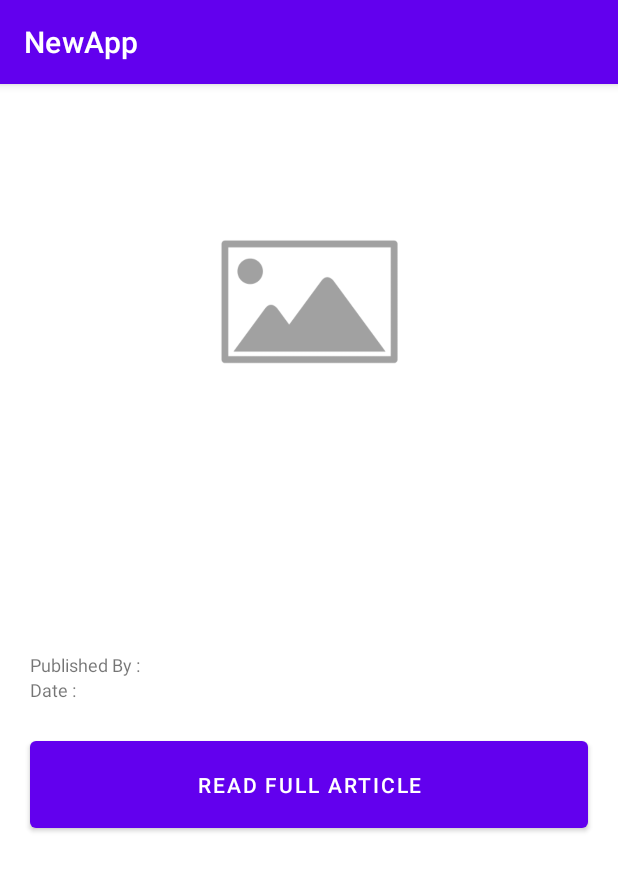
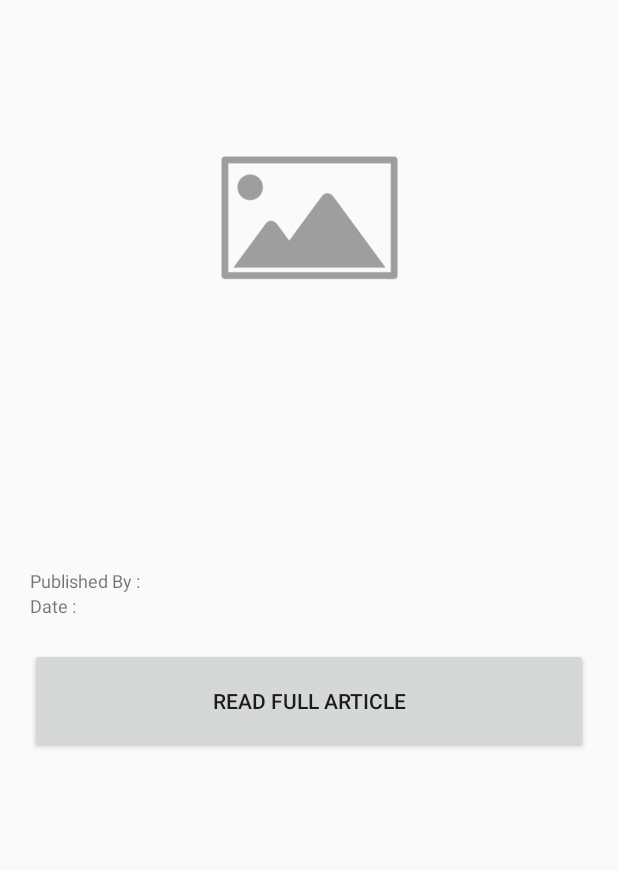
Before and after one commit to MoonPie20/NewsApp, an Android app: the ArtilceDetails screen opened directly, with no data from a screen before it, on a phone screen of 412 x 824 dp. Shown: the top 871 px of the screen. Run offline under Robolectric (Android 15) with nearby library versions, the phone set to English and light mode, and no system bars; pictures from the network do not load; 3 statements that could not run were skipped.

Commit message:
added register and login activity updated logo and splash and theme

```diff
--- a/app/src/main/java/com/comviva/mobiquity/newapp/Router.kt
+++ b/app/src/main/java/com/comviva/mobiquity/newapp/Router.kt
@@ -1,7 +1,7 @@
 package com.comviva.mobiquity.newapp
 
-import com.comviva.mobiquity.newapp.country.Country
 import com.comviva.mobiquity.newapp.news.Article
+import com.comviva.mobiquity.newapp.news.country.Country
 
 object Router {
     var listofArticles = ArrayList<Article>()
--- a/app/src/main/java/com/comviva/mobiquity/newapp/SplashActivity.kt
+++ b/app/src/main/java/com/comviva/mobiquity/newapp/SplashActivity.kt
@@ -1,10 +1,10 @@
 package com.comviva.mobiquity.newapp
 
 import android.content.Intent
-import androidx.appcompat.app.AppCompatActivity
 import android.os.Bundle
 import android.os.Handler
-import android.widget.ProgressBar
+import androidx.appcompat.app.AppCompatActivity
+import com.comviva.mobiquity.newapp.registration.RegistrationActivity
 
 class SplashActivity : AppCompatActivity() {
 
@@ -14,7 +14,7 @@ class SplashActivity : AppCompatActivity() {
         super.onCreate(savedInstanceState)
         setContentView(R.layout.activity_splash)
         Handler().postDelayed({
-            val intent = Intent(this, MainActivity::class.java)
+            val intent = Intent(this, RegistrationActivity::class.java)
             startActivity(intent)
             finish()
         }, SPLASH_TIME_OUT.toLong())
--- a/app/src/main/java/com/comviva/mobiquity/newapp/news/NewsAdapter.kt
+++ b/app/src/main/java/com/comviva/mobiquity/newapp/news/NewsAdapter.kt
@@ -8,10 +8,8 @@ import android.view.ViewGroup
 import android.widget.ImageView
 import android.widget.LinearLayout
 import android.widget.TextView
-import androidx.core.content.ContextCompat.startActivity
 import androidx.recyclerview.widget.RecyclerView
 import com.bumptech.glide.Glide
-import com.comviva.mobiquity.newapp.ArtilceDetails
 import com.comviva.mobiquity.newapp.R
 import com.comviva.mobiquity.newapp.Router
 import kotlinx.android.synthetic.main.card_view.view.*
--- a/app/src/main/java/com/comviva/mobiquity/newapp/country/Country.kt
+++ b/app/src/main/java/com/comviva/mobiquity/newapp/news/country/Country.kt
@@ -1,4 +1,4 @@
-package com.comviva.mobiquity.newapp.country
+package com.comviva.mobiquity.newapp.news.country
 
 class Country(val countryKey : String, val countryValue : String) {
 
--- a/app/src/main/java/com/comviva/mobiquity/newapp/country/StateListAdapter.java
+++ b/app/src/main/java/com/comviva/mobiquity/newapp/news/country/StateListAdapter.java
@@ -1,4 +1,4 @@
-package com.comviva.mobiquity.newapp.country;
+package com.comviva.mobiquity.newapp.news.country;
 
 import android.content.Context;
 import android.graphics.Color;
--- a/app/src/main/res/layout/activity_artilce_details.xml
+++ b/app/src/main/res/layout/activity_artilce_details.xml
@@ -22,7 +22,7 @@
         android:layout_marginTop="20dp"
         android:layout_marginEnd="20dp"
         android:layout_marginStart="20dp"
-        android:textSize="20dp"
+        android:textSize="20sp"
         android:fontFamily="sans-serif-black"
         android:maxLines="2"
         />
@@ -42,7 +42,7 @@
         <TextView
             android:layout_width="match_parent"
             android:layout_height="wrap_content"
-            android:text="Published By : "
+            android:text="@string/published_by_text"
             android:layout_marginStart="20dp"
             android:layout_marginTop="20dp"
             android:textSize="12sp"
@@ -64,7 +64,7 @@
         <TextView
             android:layout_width="match_parent"
             android:layout_height="wrap_content"
-            android:text="Date : "
+            android:text="@string/article_date_label"
             android:layout_marginStart="20dp"
             android:textSize="12sp"
 
@@ -85,7 +85,7 @@
         android:id="@+id/readfullbutton"
         android:layout_margin="20dp"
         android:layout_gravity="end"
-        android:text="Read full Article"
+        android:text="@string/read_fullarticle_button"
 
         />
 </LinearLayout>
--- a/app/src/main/res/layout/activity_main.xml
+++ b/app/src/main/res/layout/activity_main.xml
@@ -13,7 +13,7 @@
     <TextView
         android:layout_width="match_parent"
         android:layout_height="wrap_content"
-        android:text="Select a country"
+        android:text="@string/select_country_heading"
         android:textSize="20sp"
         android:fontFamily="sans-serif-black"
         android:layout_margin="10dp"
@@ -47,12 +47,12 @@
             android:layout_weight=".5"
             android:visibility="gone"
             android:gravity="center"
-            android:text="Back" />
+            android:text="@string/newspage_back_button" />
 
         <Button
             android:layout_width="120dp"
             android:layout_height="70dp"
-            android:text="Next Page"
+            android:text="@string/next_page_button"
             android:id="@+id/nextButton"
             android:layout_margin="10dp"
             android:gravity="center"
--- a/app/src/main/res/layout/card_view.xml
+++ b/app/src/main/res/layout/card_view.xml
@@ -10,7 +10,6 @@
         android:layout_width="match_parent"
         android:layout_height="wrap_content"
         android:orientation="vertical"
-        android:outlineAmbientShadowColor="@color/black"
         android:background="@drawable/rounded_corner_drawable_white"
         >
 
@@ -45,7 +44,7 @@
             android:paddingLeft="20dp"
             android:paddingRight="20dp"
             android:layout_marginBottom="20dp"
-            android:textSize="10dp"
+            android:textSize="10sp"
             tools:text=" this is descrpition"
             android:fontFamily="sans-serif"
 
--- a/app/src/main/res/values-night/themes.xml
+++ b/app/src/main/res/values-night/themes.xml
@@ -1,13 +1,13 @@
 <resources xmlns:tools="http://schemas.android.com/tools">
     <!-- Base application theme. -->
-    <style name="Theme.NewApp" parent="Theme.MaterialComponents.DayNight.DarkActionBar">
+    <style name="Theme.NewApp" parent="Theme.AppCompat.Light.NoActionBar">
         <!-- Primary brand color. -->
-        <item name="colorPrimary">@color/purple_200</item>
-        <item name="colorPrimaryVariant">@color/purple_700</item>
-        <item name="colorOnPrimary">@color/black</item>
+        <item name="colorPrimary">@color/teal_200</item>
+        <item name="colorPrimaryVariant">@color/teal_700</item>
+        <item name="colorOnPrimary">@color/white</item>
         <!-- Secondary brand color. -->
         <item name="colorSecondary">@color/teal_200</item>
-        <item name="colorSecondaryVariant">@color/teal_200</item>
+        <item name="colorSecondaryVariant">@color/teal_700</item>
         <item name="colorOnSecondary">@color/black</item>
         <!-- Status bar color. -->
         <item name="android:statusBarColor" tools:targetApi="l">?attr/colorPrimaryVariant</item>
--- a/app/src/main/res/values/colors.xml
+++ b/app/src/main/res/values/colors.xml
@@ -7,4 +7,5 @@
     <color name="teal_700">#FF018786</color>
     <color name="black">#FF000000</color>
     <color name="white">#FFFFFFFF</color>
+    <color name="grey">#BDBDBD</color>
 </resources>
--- a/app/src/main/res/values/themes.xml
+++ b/app/src/main/res/values/themes.xml
@@ -1,9 +1,9 @@
 <resources xmlns:tools="http://schemas.android.com/tools">
     <!-- Base application theme. -->
-    <style name="Theme.NewApp" parent="Theme.MaterialComponents.DayNight.DarkActionBar">
+    <style name="Theme.NewApp" parent="Theme.AppCompat.Light.NoActionBar">
         <!-- Primary brand color. -->
-        <item name="colorPrimary">@color/purple_500</item>
-        <item name="colorPrimaryVariant">@color/purple_700</item>
+        <item name="colorPrimary">@color/teal_200</item>
+        <item name="colorPrimaryVariant">@color/teal_700</item>
         <item name="colorOnPrimary">@color/white</item>
         <!-- Secondary brand color. -->
         <item name="colorSecondary">@color/teal_200</item>
```
Also changed, not shown: app/src/main/AndroidManifest.xml (+8 -2 lines), app/src/main/java/com/comviva/mobiquity/newapp/MainActivity.kt (+4 -4 lines), app/src/main/java/com/comviva/mobiquity/newapp/news/ArtilceDetails.kt (renamed from app/src/main/java/com/comviva/mobiquity/newapp/ArtilceDetails.kt, +10 -6 lines), app/src/main/res/layout/activity_splash.xml (+4 -6 lines), app/src/main/res/values/strings.xml (+13 -0 lines).
